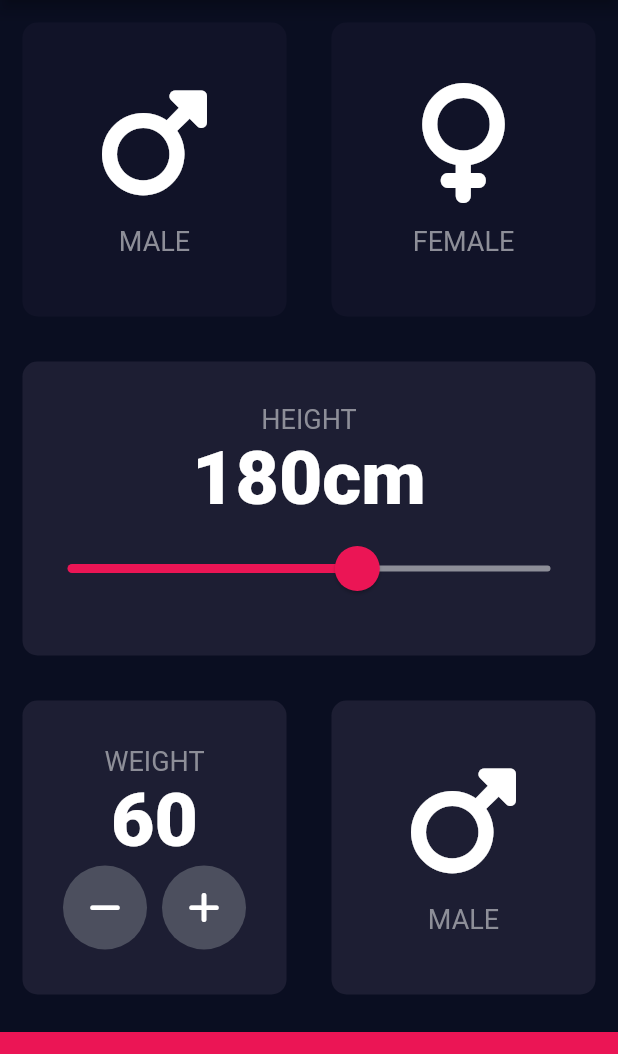
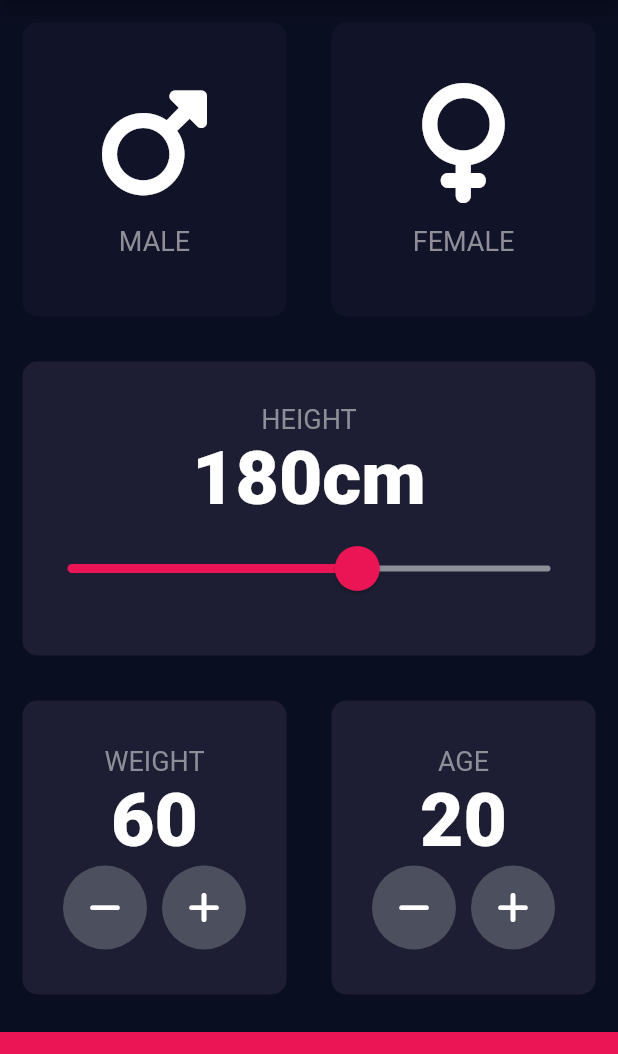
Before and after one commit to anojan1996/Flutter-BMI-Calculator-App, a Flutter app: the screen it shows after launch, on a phone screen of 412 x 824 dp, the part 84-1138 px from its top. Run offline on Flutter 3.47's test engine with Material 2 defaults, Android fonts, the phone set to English and light mode, and no system bars; our stand-ins replace font_awesome_flutter.

Commit message:
Age Container

```diff
--- a/lib/input_page.dart
+++ b/lib/input_page.dart
@@ -26,6 +26,7 @@ class _InputPageState extends State<InputPage> {
   Gender ? selectedGender;
   int height = 180;
   int weight = 60;
+  int age = 20;
 
   @override
   Widget build(BuildContext context) {
@@ -170,15 +171,47 @@ class _InputPageState extends State<InputPage> {
                     ),
                   ),
                 ),
-                Expanded(
+               Expanded(
                   child: ReusableCard(
                     colour: kactiveCardColour,
-                    cardChild: IconContent(
-                      icon: FontAwesomeIcons.mars,
-                      label: 'MALE',
-                    ),
+                    cardChild: Column(
+                      mainAxisAlignment: MainAxisAlignment.center,
+                      children: <Widget>[
+                        Text(
+                          'AGE',
+                          style: kLabelTextStyle,
+                        ),
+                        Text(
+                          age.toString(),
+                          style: kNumberTextStyle,
+                        ),
+                        Row(
+                          mainAxisAlignment: MainAxisAlignment.center,
+                          children: <Widget>[
+                            RoundIconButton(
+                                icon: FontAwesomeIcons.minus,
+                                onPressed: () {
+                                  setState(() {
+                                    age--;
+                                  });
+                                }),
+                            SizedBox(
+                              width: 10.0,
+                            ),
+                            RoundIconButton(
+                              icon: FontAwesomeIcons.plus,
+                              onPressed: () {
+                                setState(() {
+                                  age++;
+                                });
+                              },
+                            ),
+                          ],
+                        ),
+                      ],
                     ),
                   ),
+                ),
             ],
             ),
           ),
```
